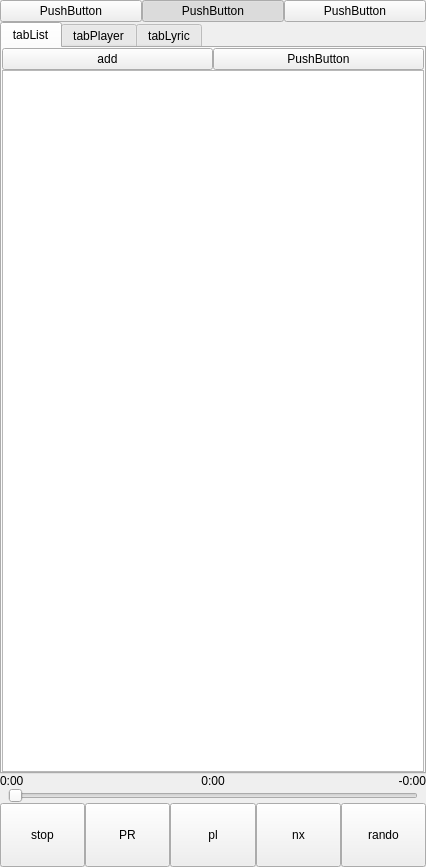
Above: OnePlayer.ui from Maxwell-Lyu/OnePlayer before the change. Below: the same form after it.
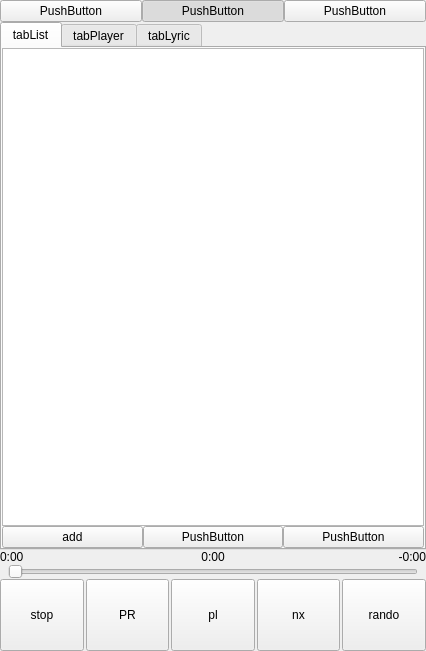
That is the form after the change. The open tabs and pages were chosen to show the change. Custom widgets are drawn as their Qt base class.

Diff of the .ui file:
```diff
--- a/OnePlayer.ui
+++ b/OnePlayer.ui
@@ -7,7 +7,7 @@
     <x>0</x>
     <y>0</y>
     <width>422</width>
-    <height>867</height>
+    <height>651</height>
    </rect>
   </property>
   <property name="sizePolicy">
@@ -94,23 +94,30 @@
            <property name="spacing">
             <number>0</number>
            </property>
-           <item row="0" column="0">
+           <item row="1" column="0" colspan="3">
+            <widget class="QListWidget" name="listMusic"/>
+           </item>
+           <item row="2" column="0">
             <widget class="QPushButton" name="btnAdd">
              <property name="text">
               <string>add</string>
              </property>
             </widget>
            </item>
-           <item row="0" column="1">
+           <item row="2" column="1">
+            <widget class="QPushButton" name="btnClear">
+             <property name="text">
+              <string>PushButton</string>
+             </property>
+            </widget>
+           </item>
+           <item row="2" column="2">
             <widget class="QPushButton" name="btnRemove">
              <property name="text">
               <string>PushButton</string>
              </property>
             </widget>
            </item>
-           <item row="1" column="0" colspan="2">
-            <widget class="QListWidget" name="listMusic"/>
-           </item>
           </layout>
          </widget>
          <widget class="QWidget" name="tabPlayer">
@@ -361,7 +368,10 @@
        <property name="bottomMargin">
         <number>0</number>
        </property>
-       <property name="spacing">
+       <property name="horizontalSpacing">
+        <number>2</number>
+       </property>
+       <property name="verticalSpacing">
         <number>0</number>
        </property>
        <item row="4" column="4">
@@ -369,12 +379,15 @@
          <property name="minimumSize">
           <size>
            <width>0</width>
-           <height>64</height>
+           <height>72</height>
           </size>
          </property>
          <property name="text">
           <string>rando</string>
          </property>
+         <property name="checkable">
+          <bool>true</bool>
+         </property>
         </widget>
        </item>
        <item row="4" column="1">
@@ -382,7 +395,7 @@
          <property name="minimumSize">
           <size>
            <width>0</width>
-           <height>64</height>
+           <height>72</height>
           </size>
          </property>
          <property name="text">
@@ -402,7 +415,7 @@
          <property name="minimumSize">
           <size>
            <width>0</width>
-           <height>64</height>
+           <height>72</height>
           </size>
          </property>
          <property name="text">
@@ -415,7 +428,7 @@
          <property name="minimumSize">
           <size>
            <width>0</width>
-           <height>64</height>
+           <height>72</height>
           </size>
          </property>
          <property name="text">
@@ -428,12 +441,15 @@
          <property name="minimumSize">
           <size>
            <width>0</width>
-           <height>64</height>
+           <height>72</height>
           </size>
          </property>
          <property name="text">
           <string>pl</string>
          </property>
+         <property name="checkable">
+          <bool>true</bool>
+         </property>
         </widget>
        </item>
        <item row="3" column="0" colspan="5">
```
Left out of the diff: 2 changed lines with no effect on the pictures.
